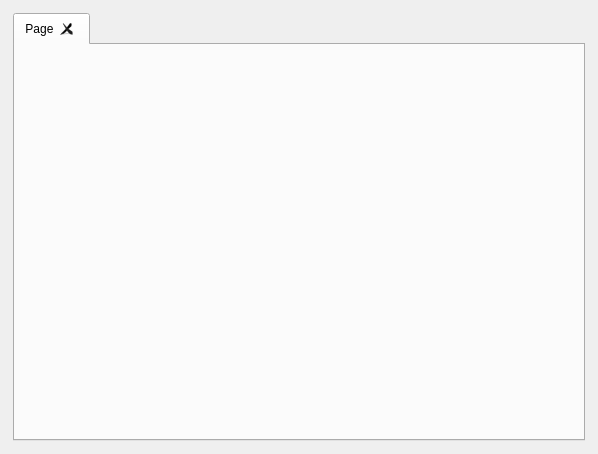
This is ui/project_tab_widget.ui in Eltee/cdegs-aid as Qt 5 draws it before an edit. The edited form follows.
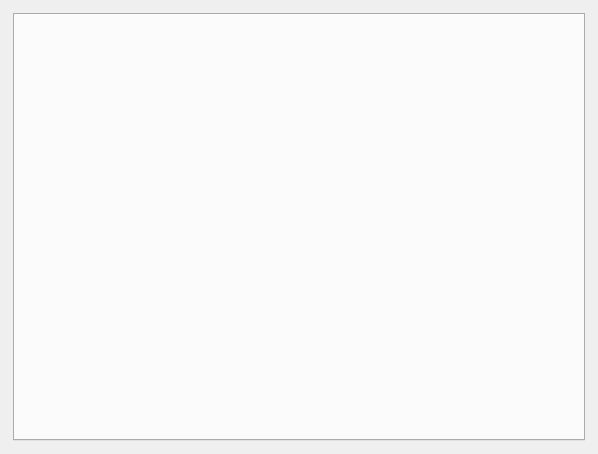
This is the edited form.

The edit to the form file:
```diff
--- a/ui/project_tab_widget.ui
+++ b/ui/project_tab_widget.ui
@@ -75,11 +75,6 @@
      <property name="movable">
       <bool>false</bool>
      </property>
-     <widget class="QWidget" name="tab">
-      <attribute name="title">
-       <string>Page</string>
-      </attribute>
-     </widget>
     </widget>
    </item>
    <item row="1" column="2">
```
Left out of the diff: 2 changed lines with no effect on the pictures.
